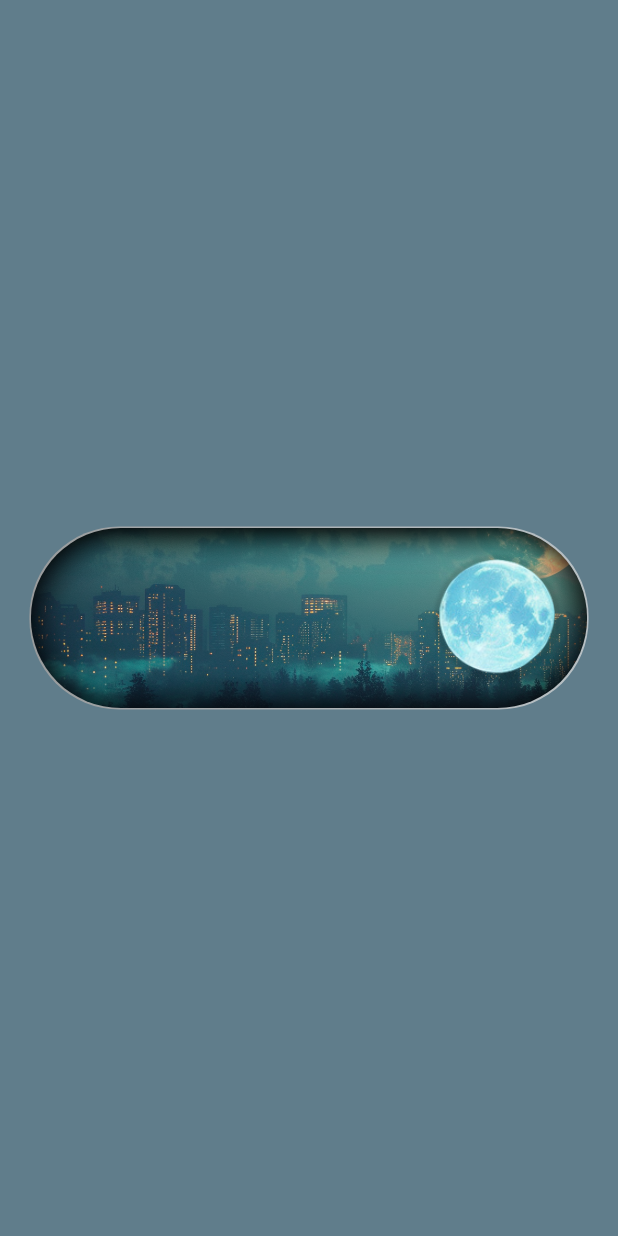
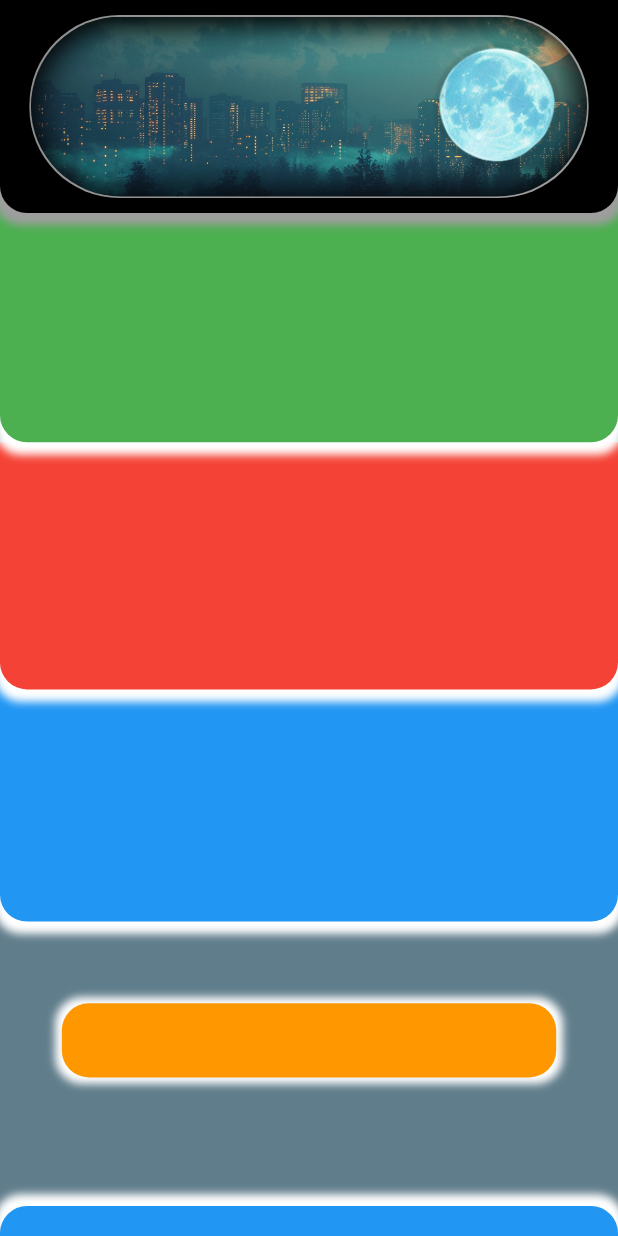
Before and after one commit to denissavishchev/day, a Flutter app: the screen it shows after launch, on a phone screen of 412 x 824 dp. Run offline on Flutter 3.47's test engine with Material 3 defaults, Android fonts, the phone set to English and light mode, and no system bars.

Commit message:
basic layout

```diff
--- a/lib/main_screen.dart
+++ b/lib/main_screen.dart
@@ -1,4 +1,5 @@
 import 'package:day/main_provider.dart';
+import 'package:day/widgets/day_switch_widget.dart';
 import 'package:flutter/material.dart';
 import 'package:provider/provider.dart';
 
@@ -12,63 +13,129 @@ class MainScreen extends StatelessWidget {
       backgroundColor: Colors.blueGrey,
         body: Consumer<MainProvider>(
           builder: (context, data, _){
-            return Center(
-              child: AnimatedContainer(
-                duration: const Duration(milliseconds: 500),
-                padding: const EdgeInsets.all(1),
-                decoration: BoxDecoration(
-                  gradient: LinearGradient(
-                    colors: [
-                      Colors.grey.withOpacity(0.9),
-                      const Color(0xffdcdcdc).withOpacity(0.7)
-                    ],
-                    begin: data.day ? Alignment.centerRight : Alignment.centerLeft,
-                    end: data.day ? Alignment.centerLeft : Alignment.centerRight
-                  ),
-                  borderRadius: const BorderRadius.all(Radius.circular(60)),
-                ),
-                child: AnimatedContainer(
-                  width: size.width * 0.9,
-                  height: 120,
+            return SafeArea(
+              child: SizedBox(
+                width: size.width,
+                height: size.height,
+                child: Stack(
                   alignment: Alignment.center,
-                  decoration: BoxDecoration(
-                    borderRadius: const BorderRadius.all(Radius.circular(60)),
-                    image: DecorationImage(
-                        image: AssetImage('assets/images/${data.day ? 'day' : 'night'}.png'),
-                        fit: BoxFit.fill
-                    ),
-                  ),
-                  duration: const Duration(milliseconds: 500),
-                  child: AnimatedAlign(
-                    duration: const Duration(milliseconds: 500),
-                    alignment: data.day ? Alignment.centerLeft : Alignment.centerRight,
-                    child: GestureDetector(
-                      onTap: () => data.switchDay(),
+                  children: [
+                    Positioned(
+                      bottom: 0,
                       child: Container(
-                        width: 80,
-                        height: 80,
-                        margin: const EdgeInsets.symmetric(horizontal: 20),
-                        clipBehavior: Clip.hardEdge,
-                        decoration: BoxDecoration(
-                            borderRadius: const BorderRadius.all(Radius.circular(60)),
-                          boxShadow: [
-                            BoxShadow(
-                              color: Colors.black.withOpacity(0.1),
-                              spreadRadius: 2,
-                              blurRadius: 1
-                            )
-                          ],
+                        height: 20,
+                        width: size.width,
+                        decoration: const BoxDecoration(
+                            color: Colors.blue,
+                            borderRadius: BorderRadius.vertical(top: Radius.circular(18)),
+                            boxShadow: [
+                              BoxShadow(
+                                  color: Colors.white,
+                                  blurRadius: 4,
+                                  spreadRadius: 4,
+                                  offset: Offset(0, -4)
+                              )
+                            ]
                         ),
-                          child: AnimatedCrossFade(
-                            firstChild: Image.asset('assets/images/sun.png'),
-                            secondChild: Image.asset('assets/images/moon.png'),
-                            crossFadeState: data.day ? CrossFadeState.showFirst : CrossFadeState.showSecond,
-                            duration: const Duration(milliseconds: 500),
-
-                          ),
                       ),
                     ),
-                  ),
+                    Positioned(
+                      top: size.height * 0.66 + 125 ,
+                      child: Container(
+                        height: size.height * 0.06,
+                        width: size.width * 0.8,
+                        decoration: const BoxDecoration(
+                            color: Colors.orange,
+                            borderRadius: BorderRadius.all(Radius.circular(18)),
+                            boxShadow: [
+                              BoxShadow(
+                                  color: Colors.white,
+                                  blurRadius: 4,
+                                  spreadRadius: 4,
+
+                              )
+                            ]
+                        ),
+                      ),
+                    ),
+                    Positioned(
+                      top: size.height * 0.4 + 120,
+                      child: Container(
+                        height: size.height * 0.2,
+                        width: size.width,
+                        decoration: const BoxDecoration(
+                            color: Colors.blue,
+                            borderRadius: BorderRadius.vertical(bottom: Radius.circular(18)),
+                            boxShadow: [
+                              BoxShadow(
+                                  color: Colors.white,
+                                  blurRadius: 4,
+                                  spreadRadius: 4,
+                                  offset: Offset(0, 4)
+                              )
+                            ]
+                        ),
+                      ),
+                    ),
+                    Positioned(
+                      top: size.height * 0.2 + 130,
+                      child: Container(
+                        height: size.height * 0.2,
+                        width: size.width,
+                        decoration: const BoxDecoration(
+                            color: Colors.red,
+                            borderRadius: BorderRadius.vertical(bottom: Radius.circular(18)),
+                            boxShadow: [
+                              BoxShadow(
+                                  color: Colors.white,
+                                  blurRadius: 4,
+                                  spreadRadius: 4,
+                                  offset: Offset(0, 4)
+                              )
+                            ]
+                        ),
+                      ),
+                    ),
+                    Positioned(
+                      top: 130,
+                      child: Container(
+                        height: size.height * 0.2,
+                        width: size.width,
+                        decoration: const BoxDecoration(
+                            color: Colors.green,
+                            borderRadius: BorderRadius.vertical(bottom: Radius.circular(18)),
+                            boxShadow: [
+                              BoxShadow(
+                                  color: Colors.white,
+                                  blurRadius: 4,
+                                  spreadRadius: 4,
+                                  offset: Offset(0, 4)
+                              )
+                            ]
+                        ),
+                      ),
+                    ),
+                    Positioned(
+                      top: 0,
+                      child: Container(
+                        width: size.width,
+                        alignment: Alignment.center,
+                        decoration: const BoxDecoration(
+                            color: Colors.black,
+                            borderRadius: BorderRadius.vertical(bottom: Radius.circular(18)),
+                            boxShadow: [
+                              BoxShadow(
+                                  color: Colors.grey,
+                                  blurRadius: 4,
+                                  spreadRadius: 4,
+                                  offset: Offset(0, 4)
+                              )
+                            ]
+                        ),
+                        child: const DaySwitchWidget(),
+                      ),
+                    ),
+                  ],
                 ),
               ),
             );
--- /dev/null
+++ b/lib/widgets/day_switch_widget.dart
@@ -0,0 +1,76 @@
+import 'package:day/main_provider.dart';
+import 'package:flutter/material.dart';
+import 'package:provider/provider.dart';
+
+class DaySwitchWidget extends StatelessWidget {
+  const DaySwitchWidget({
+    super.key,
+  });
+
+  @override
+  Widget build(BuildContext context) {
+    Size size = MediaQuery.sizeOf(context);
+    return Consumer<MainProvider>(
+        builder: (context, data, _){
+          return AnimatedContainer(
+            duration: const Duration(milliseconds: 500),
+            padding: const EdgeInsets.all(1),
+            margin: const EdgeInsets.all(10),
+            decoration: BoxDecoration(
+              gradient: LinearGradient(
+                  colors: [
+                    Colors.grey.withOpacity(0.9),
+                    const Color(0xffdcdcdc).withOpacity(0.7)
+                  ],
+                  begin: data.day ? Alignment.centerRight : Alignment.centerLeft,
+                  end: data.day ? Alignment.centerLeft : Alignment.centerRight
+              ),
+              borderRadius: const BorderRadius.all(Radius.circular(60)),
+            ),
+            child: AnimatedContainer(
+              width: size.width * 0.9,
+              height: 120,
+              alignment: Alignment.center,
+              decoration: BoxDecoration(
+                borderRadius: const BorderRadius.all(Radius.circular(60)),
+                image: DecorationImage(
+                    image: AssetImage('assets/images/${data.day ? 'day' : 'night'}.png'),
+                    fit: BoxFit.fill
+                ),
+              ),
+              duration: const Duration(milliseconds: 500),
+              child: AnimatedAlign(
+                duration: const Duration(milliseconds: 500),
+                alignment: data.day ? Alignment.centerLeft : Alignment.centerRight,
+                child: GestureDetector(
+                  onTap: () => data.switchDay(),
+                  child: Container(
+                    width: 80,
+                    height: 80,
+                    margin: const EdgeInsets.symmetric(horizontal: 20),
+                    clipBehavior: Clip.hardEdge,
+                    decoration: BoxDecoration(
+                      borderRadius: const BorderRadius.all(Radius.circular(60)),
+                      boxShadow: [
+                        BoxShadow(
+                            color: Colors.black.withOpacity(0.1),
+                            spreadRadius: 2,
+                            blurRadius: 1
+                        )
+                      ],
+                    ),
+                    child: AnimatedCrossFade(
+                      firstChild: Image.asset('assets/images/sun.png'),
+                      secondChild: Image.asset('assets/images/moon.png'),
+                      crossFadeState: data.day ? CrossFadeState.showFirst : CrossFadeState.showSecond,
+                      duration: const Duration(milliseconds: 500),
+                    ),
+                  ),
+                ),
+              ),
+            ),
+          );
+        }
+    );
+  }
+}
```
Also changed, not shown: 6 other files.
